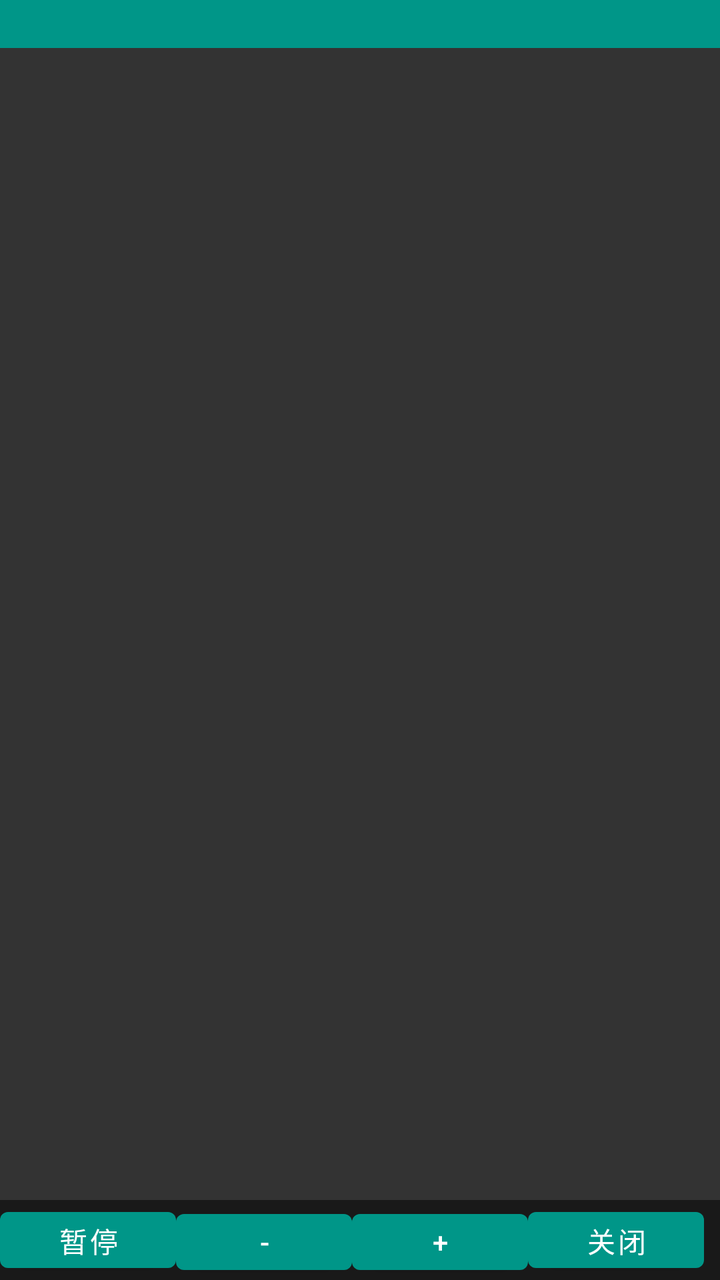
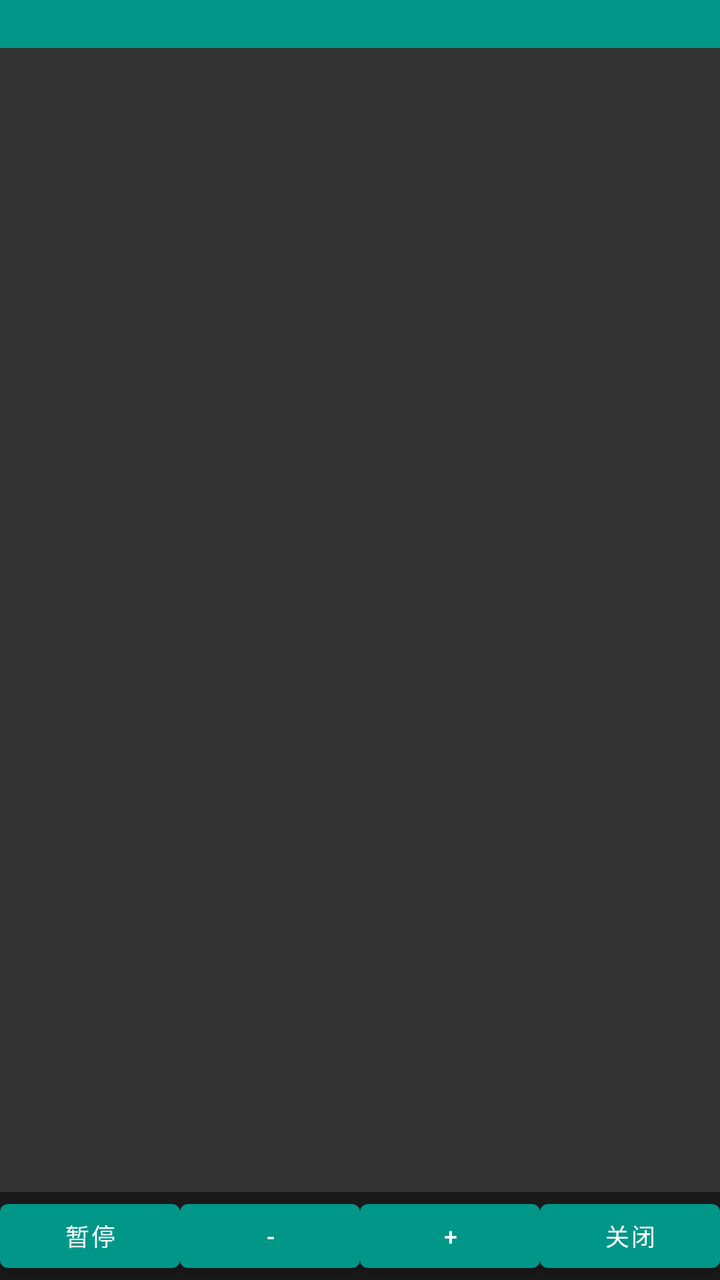

Two renders of the same Android screen: before a commit and after it. Below are the layout's source before the change and the commit's diff.
<!-- AndroidManifest.xml: application theme AppTheme -->
<!-- res/layout/floating_window.xml -->
<?xml version="1.0" encoding="utf-8"?>
<FrameLayout xmlns:android="http://schemas.android.com/apk/res/android"
    android:layout_width="320dp"
    android:layout_height="220dp"
    android:background="#CC000000">

    
    <View
        android:id="@+id/floatingHandle"
        android:layout_width="match_parent"
        android:layout_height="24dp"
        android:background="#009688" />

    <ScrollView
        android:id="@+id/floatingScroll"
        android:layout_width="match_parent"
        android:layout_height="match_parent"
        android:layout_marginTop="24dp"
        android:layout_marginBottom="40dp">

        <TextView
            android:id="@+id/floatingText"
            android:layout_width="match_parent"
            android:layout_height="wrap_content"
            android:padding="8dp"
            android:textColor="#FFFFFF"
            android:textSize="18sp"
            android:text="" />
    </ScrollView>

    <LinearLayout
        android:layout_width="match_parent"
        android:layout_height="40dp"
        android:layout_gravity="bottom"
        android:orientation="horizontal"
        android:background="#80000000">

        <Button
            android:id="@+id/btnPlay"
            android:text="暂停"
            android:layout_width="wrap_content"
            android:layout_height="wrap_content" />
        <Button
            android:id="@+id/btnSpeedDown"
            android:text="-"
            android:layout_width="wrap_content"
            android:layout_height="wrap_content" />
        <Button
            android:id="@+id/btnSpeedUp"
            android:text="+"
            android:layout_width="wrap_content"
            android:layout_height="wrap_content" />
        <Button
            android:id="@+id/btnClose"
            android:text="关闭"
            android:layout_width="wrap_content"
            android:layout_height="wrap_content" />
    </LinearLayout>
</FrameLayout>
<!-- resources referenced by this layout -->
<resources>
  <style name="AppTheme" parent="Theme.MaterialComponents.Light.NoActionBar">
          <item name="colorPrimary">@color/teal_500</item>
          <item name="colorPrimaryDark">@color/teal_700</item>
          <item name="colorAccent">@color/teal_500</item>
      </style>
  <color name="teal_500">#009688</color>
  <color name="teal_700">#00796B</color>
</resources>

<!-- the commit's change to res/layout/floating_window.xml (unified diff, before → after) -->
@@ -16,7 +16,7 @@
         android:layout_width="match_parent"
         android:layout_height="match_parent"
         android:layout_marginTop="24dp"
-        android:layout_marginBottom="40dp">
+        android:layout_marginBottom="44dp">
 
         <TextView
             android:id="@+id/floatingText"
@@ -28,9 +28,10 @@
             android:text="" />
     </ScrollView>
 
+    
     <LinearLayout
         android:layout_width="match_parent"
-        android:layout_height="40dp"
+        android:layout_height="44dp"
         android:layout_gravity="bottom"
         android:orientation="horizontal"
         android:background="#80000000">
@@ -38,22 +39,38 @@
         <Button
             android:id="@+id/btnPlay"
             android:text="暂停"
-            android:layout_width="wrap_content"
-            android:layout_height="wrap_content" />
+            android:layout_width="0dp"
+            android:layout_weight="1"
+            android:layout_height="match_parent"
+            android:textSize="12sp"
+            android:paddingStart="2dp"
+            android:paddingEnd="2dp" />
         <Button
             android:id="@+id/btnSpeedDown"
             android:text="-"
-            android:layout_width="wrap_content"
-            android:layout_height="wrap_content" />
+            android:layout_width="0dp"
+            android:layout_weight="1"
+            android:layout_height="match_parent"
+            android:textSize="12sp"
+            android:paddingStart="2dp"
+            android:paddingEnd="2dp" />
         <Button
             android:id="@+id/btnSpeedUp"
             android:text="+"
-            android:layout_width="wrap_content"
-            android:layout_height="wrap_content" />
+            android:layout_width="0dp"
+            android:layout_weight="1"
+            android:layout_height="match_parent"
+            android:textSize="12sp"
+            android:paddingStart="2dp"
+            android:paddingEnd="2dp" />
         <Button
             android:id="@+id/btnClose"
             android:text="关闭"
-            android:layout_width="wrap_content"
-            android:layout_height="wrap_content" />
+            android:layout_width="0dp"
+            android:layout_weight="1"
+            android:layout_height="match_parent"
+            android:textSize="12sp"
+            android:paddingStart="2dp"
+            android:paddingEnd="2dp" />
     </LinearLayout>
 </FrameLayout>
